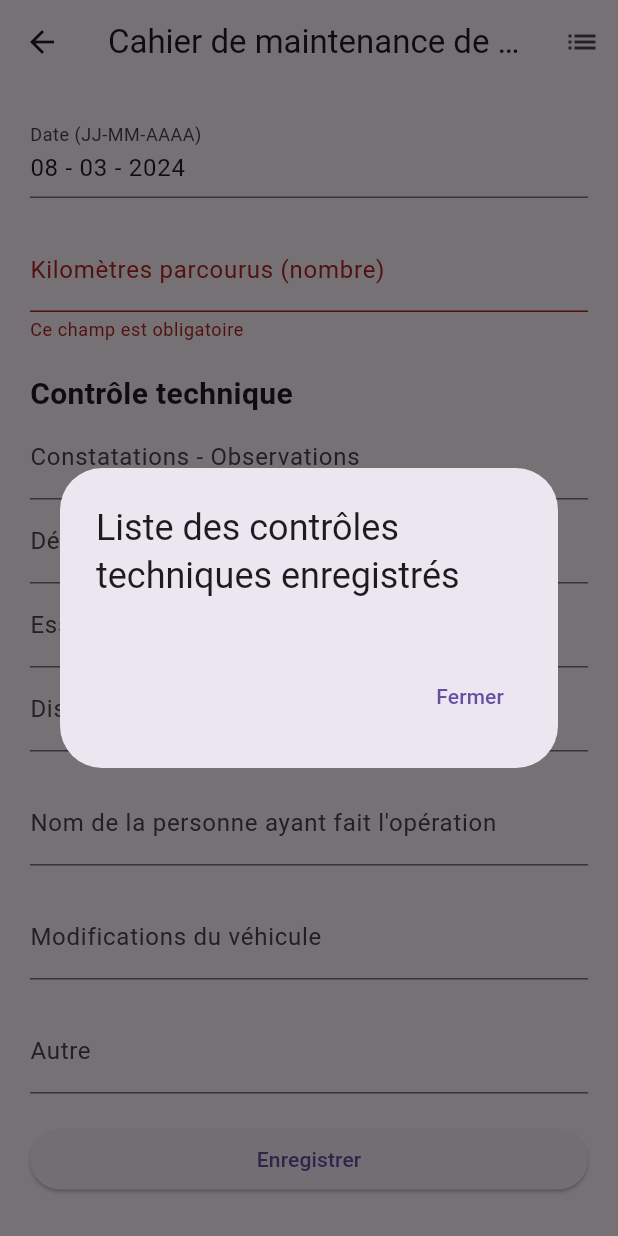
After one commit to Bouamaid-Aymen/Auto-Car--Flutter, a Flutter app: the CarMaintenancePage screen opened directly, after a tap on "Enregistrer", after a tap on the "list" icon, on a phone screen of 412 x 824 dp. The commit adds this screen. Run offline on Flutter 3.47's test engine with Material 3 defaults, Android fonts, the phone set to English and light mode, and no system bars; our stand-ins replace get, lottie, shared_preferences; accounts and stored records are empty; network calls fail.

Commit message:
Page Maintenanc & API

```diff
--- a/lib/controller/splace_controller.dart
+++ b/lib/controller/splace_controller.dart
@@ -2,7 +2,7 @@ import 'package:get/get.dart';
 import 'package:my_app_car/Adminisrateur/Cars.dart';
 import 'package:my_app_car/Adminisrateur/screens/Car.dart';
 import 'package:my_app_car/screens/login_page.dart';
-
+import 'package:my_app_car/screens/maintenance.dart';
 
 class SplaceController extends GetxController {
   @override
--- a/lib/screens/Car_list.dart
+++ b/lib/screens/Car_list.dart
@@ -1,4 +1,5 @@
 import 'package:flutter/material.dart';
+import 'package:my_app_car/screens/maintenance.dart';
 import 'package:my_app_car/screens/my_car.dart';
 import 'package:my_app_car/services/car_service.dart';
 import 'package:my_app_car/utils/NavBar.dart';
@@ -80,12 +81,23 @@ class _CarListPageState extends State<CarListPage> {
                   }, itemBuilder: (context) {
                     return [
                       PopupMenuItem(
-                        child: Text('Edit'),
+                        child: Text('EDIT'),
                         value: 'edit',
                       ),
                       PopupMenuItem(
-                        child: Text('Delete'),
+                        child: Text('DELETE'),
                         value: 'delete',
+
+                      ),
+                      PopupMenuItem(
+                        child: Text('CAHIER DE MAINTENANCE '),
+                        value: 'maintenace ',
+                        onTap: () {
+              Navigator.push(
+                context,
+                MaterialPageRoute(builder: (context) => CarMaintenancePage()),
+              );
+            },
                       ),
                     ];
                   }),
@@ -96,6 +108,11 @@ class _CarListPageState extends State<CarListPage> {
         ),
       ),
     );
+  }
+
+  Future<void> navigateTo() async {
+    final route = MaterialPageRoute(builder: (context) => CarMaintenancePage());
+    await Navigator.push(context, route);
   }
 
   Future<void> navigateToEditCarPage(Map item) async {
--- /dev/null
+++ b/lib/screens/maintenance.dart
@@ -0,0 +1,259 @@
+import 'package:flutter/material.dart';
+import 'package:flutter/services.dart';
+import 'package:http/http.dart' as http;
+import 'dart:convert';
+
+import 'package:my_app_car/utils/snackbar_helper.dart';
+
+class CarMaintenancePage extends StatefulWidget {
+  @override
+  _CarMaintenancePageState createState() => _CarMaintenancePageState();
+}
+
+class _CarMaintenancePageState extends State<CarMaintenancePage> {
+  late TextEditingController dateController;
+  late TextEditingController kilometresController;
+  late TextEditingController constatationsController;
+  late TextEditingController defectuositesController;
+  late TextEditingController essaisFreinageController;
+  late TextEditingController distancesArretController;
+  late TextEditingController personneOperationController;
+  late TextEditingController modificationsController;
+  late TextEditingController autreController;
+
+  String date = '';
+  String kilometresParcourus = '';
+  String controleTechniqueConstatations = '';
+  String controleTechniqueDefectuosites = '';
+  String controleTechniqueEssaisFreinage = '';
+  String controleTechniqueDistancesArretDeceleration = '';
+  String personneOperation = '';
+  String modificationsVehicule = '';
+  String Autre = '';
+  List<String> savedChecklists = [];
+
+  final _formKey = GlobalKey<FormState>();
+
+  @override
+  void initState() {
+    super.initState();
+    dateController = TextEditingController();
+    kilometresController = TextEditingController();
+    constatationsController = TextEditingController();
+    defectuositesController = TextEditingController();
+    essaisFreinageController = TextEditingController();
+    distancesArretController = TextEditingController();
+    personneOperationController = TextEditingController();
+    modificationsController = TextEditingController();
+    autreController = TextEditingController();
+  }
+
+  @override
+  void dispose() {
+    dateController.dispose();
+    kilometresController.dispose();
+    constatationsController.dispose();
+    defectuositesController.dispose();
+    essaisFreinageController.dispose();
+    distancesArretController.dispose();
+    personneOperationController.dispose();
+    modificationsController.dispose();
+    autreController.dispose();
+    super.dispose();
+  }
+
+  @override
+  Widget build(BuildContext context) {
+    return Scaffold(
+      appBar: AppBar(
+        title: Text('Cahier de maintenance de voiture'),
+        actions: [
+          IconButton(
+            icon: Icon(Icons.list),
+            onPressed: () {
+              showDialog(
+                context: context,
+                builder: (BuildContext context) {
+                  return AlertDialog(
+                    title: Text('Liste des contrôles techniques enregistrés'),
+                    content: SingleChildScrollView(
+                      child: Column(
+                        crossAxisAlignment: CrossAxisAlignment.stretch,
+                        children: savedChecklists
+                            .map(
+                                (checklist) => ListTile(title: Text(checklist)))
+                            .toList(),
+                      ),
+                    ),
+                    actions: [
+                      TextButton(
+                        onPressed: () => Navigator.pop(context),
+                        child: Text('Fermer'),
+                      ),
+                    ],
+                  );
+                },
+              );
+            },
+          ),
+        ],
+      ),
+      body: Padding(
+        padding: const EdgeInsets.all(20.0),
+        child: Form(
+          key: _formKey,
+          child: SingleChildScrollView(
+            child: Column(
+              crossAxisAlignment: CrossAxisAlignment.stretch,
+              children: [
+                TextFormField(
+                  onChanged: (value) {
+                    setState(() {
+                      date = value;
+                    });
+                  },
+                  initialValue:
+                      '${DateTime.now().day.toString().padLeft(2, '0')} - ${DateTime.now().month.toString().padLeft(2, '0')} - ${DateTime.now().year}',
+                  decoration: InputDecoration(
+                    labelText: 'Date (JJ-MM-AAAA)',
+                  ),
+                  readOnly: true, // Rend le champ de date en lecture seule
+                  validator: (value) {
+                    if (value == null || value.isEmpty) {
+                      return 'Ce champ est obligatoire';
+                    }
+                    return null;
+                  },
+                ),
+                SizedBox(height: 20),
+                TextFormField(
+                  controller: kilometresController,
+                  decoration: InputDecoration(
+                    labelText: 'Kilomètres parcourus (nombre)',
+                  ),
+                  validator: (value) {
+                    if (value == null || value.isEmpty) {
+                      return 'Ce champ est obligatoire';
+                    }
+                    return null;
+                  },
+                  keyboardType: TextInputType.number,
+                  inputFormatters: [FilteringTextInputFormatter.digitsOnly],
+                ),
+                SizedBox(height: 20),
+                Text('Contrôle technique',
+                    style:
+                        TextStyle(fontSize: 20, fontWeight: FontWeight.bold)),
+                TextFormField(
+                  controller: constatationsController,
+                  decoration: InputDecoration(
+                      labelText: 'Constatations - Observations'),
+                ),
+                TextFormField(
+                  controller: defectuositesController,
+                  decoration: InputDecoration(
+                      labelText:
+                          'Défectuosités relevées - Infractions signalées'),
+                ),
+                TextFormField(
+                  controller: essaisFreinageController,
+                  decoration: InputDecoration(labelText: 'Essais de freinage'),
+                ),
+                TextFormField(
+                  controller: distancesArretController,
+                  decoration: InputDecoration(
+                      labelText: 'Distances d\'arrêt - Décélération'),
+                ),
+                SizedBox(height: 20),
+                TextFormField(
+                  controller: personneOperationController,
+                  decoration: InputDecoration(
+                      labelText: 'Nom de la personne ayant fait l\'opération'),
+                ),
+                SizedBox(height: 20),
+                TextFormField(
+                  controller: modificationsController,
+                  decoration:
+                      InputDecoration(labelText: 'Modifications du véhicule'),
+                ),
+                SizedBox(height: 20),
+                TextFormField(
+                  controller: autreController,
+                  decoration: InputDecoration(labelText: 'Autre'),
+                ),
+                SizedBox(height: 20),
+                ElevatedButton(
+                  onPressed: () {
+                    if (_formKey.currentState!.validate()) {
+                      // Enregistrer les données
+                      String checklist =
+                          'Date: ${dateController.text}\nKilomètres parcourus: ${kilometresController.text}\n'
+                          'Constatations - Observations: ${constatationsController.text}\n'
+                          'Défectuosités relevées - Infractions signalées: ${defectuositesController.text}\n'
+                          'Essais de freinage: ${essaisFreinageController.text}\n'
+                          'Distances d\'arrêt - Décélération: ${distancesArretController.text}\n'
+                          'Nom de la personne ayant fait l\'opération: ${personneOperationController.text}\n'
+                          'Modifications du véhicule: ${modificationsController.text}\n'
+                          'Description: ${autreController.text}';
+                      savedChecklists.add(checklist);
+                      dateController.clear();
+                      kilometresController.clear();
+                      constatationsController.clear();
+                      defectuositesController.clear();
+                      essaisFreinageController.clear();
+                      distancesArretController.clear();
+                      personneOperationController.clear();
+                      modificationsController.clear();
+                      autreController.clear();
+                      ScaffoldMessenger.of(context).showSnackBar(
+                          SnackBar(content: Text('Données enregistrées')));
+                    }
+                  },
+                  child: Text('Enregistrer'),
+                ),
+              ],
+            ),
+          ),
+        ),
+      ),
+    );
+  }
+
+  Future<void> cahierMaintenace() async {
+    final date = dateController.text;
+    final km = kilometresController.text;
+    final constatations = constatationsController.text;
+    final defectuosites = defectuositesController.text;
+    final essaisFreinage = essaisFreinageController.text;
+    final distancesArret = distancesArretController.text;
+    final personneOperation = personneOperationController.text;
+    final modifications = modificationsController.text;
+    final autre=autreController.text;
+
+    const url = "";
+    final uri = Uri.parse(url);
+    final body = {
+      "date":date,
+      "km":km,
+      "constatations":constatations,
+      "defectuosites":defectuosites,
+      "essaisFreinage":essaisFreinage,
+      "distancesArret":distancesArret,
+      "personneOperation":personneOperation,
+      "modifications":modifications,
+      "autre":autre
+    };
+    final response = await http.patch(
+      uri,
+      body: jsonEncode(body),
+      headers: {'Content-Type': 'application/json'},
+    );
+    if (response.statusCode == 200) {
+      showSuccessMessage(context, message: ' Update Success');
+    } else {
+      print(response.statusCode);
+      showErroMessage(context, message: 'Updation failed');
+    }
+
+  }
+}
--- a/lib/screens/my_car.dart
+++ b/lib/screens/my_car.dart
@@ -4,6 +4,7 @@ import 'package:flutter/material.dart';
 import 'package:flutter/services.dart';
 import 'package:http/http.dart' as http;
 import 'package:my_app_car/screens/Car_list.dart';
+import 'package:my_app_car/screens/maintenance.dart';
 import 'package:my_app_car/utils/snackbar_helper.dart';
 
 class MyCar extends StatefulWidget {
@@ -260,4 +261,6 @@ class _MyCarState extends State<MyCar> {
       });
     }
   }
+
+
 }
```
